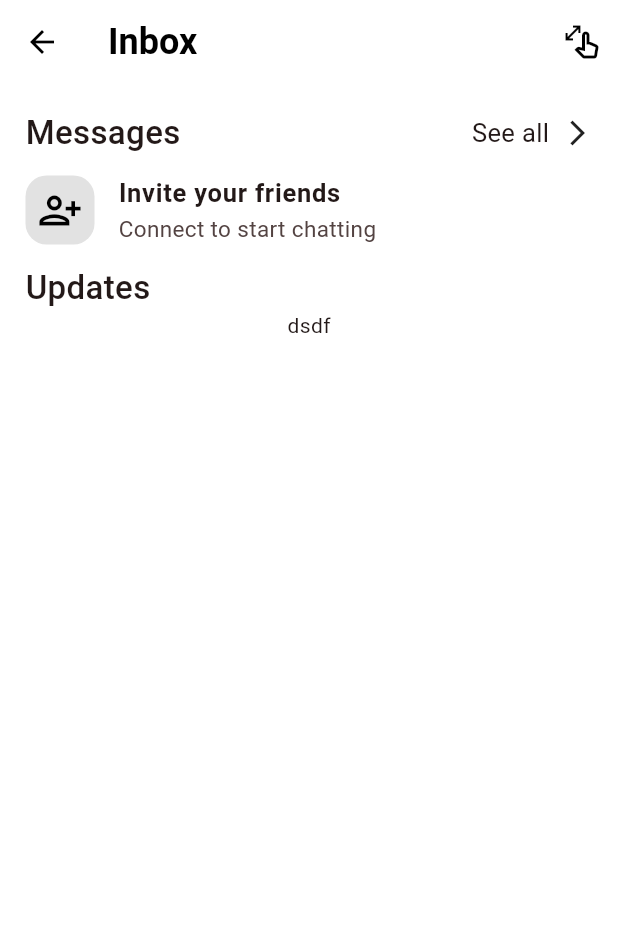
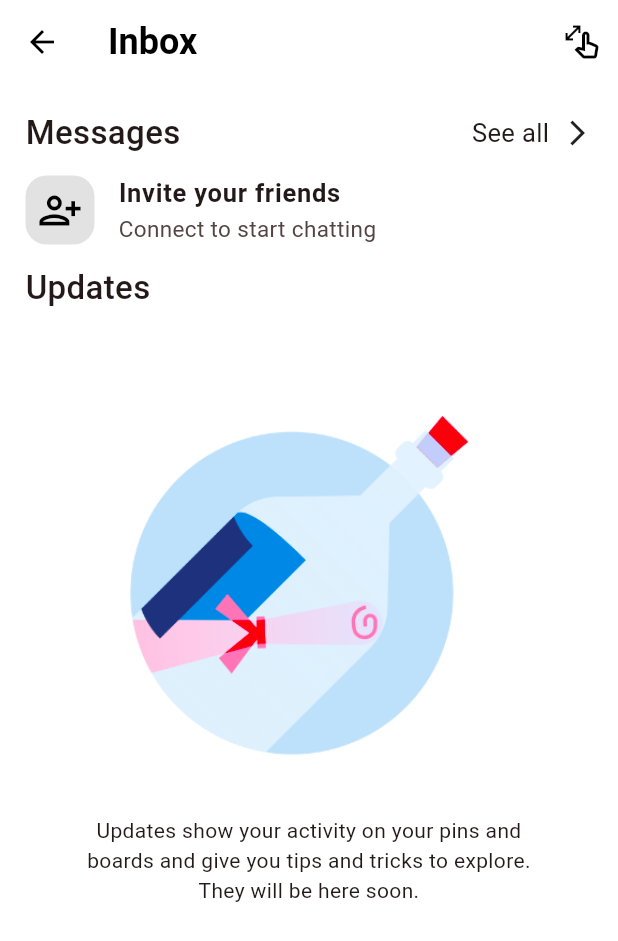
Before and after one commit to sujalraj00/pinterest, a Flutter app: the InboxScreen screen opened directly, on a phone screen of 412 x 824 dp. Shown: the top 941 px of the screen. Run offline on Flutter 3.47's test engine with Material 3 defaults, Android fonts, the phone set to English and light mode, and no system bars; our stand-ins replace cached_network_image, dio, equatable, flutter_riverpod, go_router, shared_preferences and 1 more; accounts and stored records are empty.

Commit message:
inbox screen done

```diff
--- a/lib/presentation/screens/inbox_screen.dart
+++ b/lib/presentation/screens/inbox_screen.dart
@@ -124,7 +124,24 @@ class InboxScreen extends StatelessWidget {
               style: TextStyle(fontWeight: FontWeight.w500, fontSize: 22),
             ),
 
-            Center(child: Text('dsdf')),
+            Center(
+              child: Column(
+                children: [
+                  Padding(
+                    padding: const EdgeInsets.all(19.0),
+                    child: Image.asset('assets/images/bottleceleb.png'),
+                  ),
+                  Padding(
+                    padding: const EdgeInsets.symmetric(horizontal: 28),
+                    child: Text(
+                      softWrap: true,
+                      textAlign: TextAlign.center,
+                      'Updates show your activity on your pins and boards and give you tips and tricks to explore. They will be here soon.',
+                    ),
+                  ),
+                ],
+              ),
+            ),
           ],
         ),
       ),
--- a/pubspec.yaml
+++ b/pubspec.yaml
@@ -93,8 +93,8 @@ flutter:
   uses-material-design: true
 
   # To add assets to your application, add an assets section, like this:
-  # assets:
-  #   - images/a_dot_burr.jpeg
+  assets:
+    - assets/images/
   #   - images/a_dot_ham.jpeg
 
   # An image asset can refer to one or more resolution-specific "variants", see
```
Also changed, not shown: assets/images/bottleceleb.png (added).
